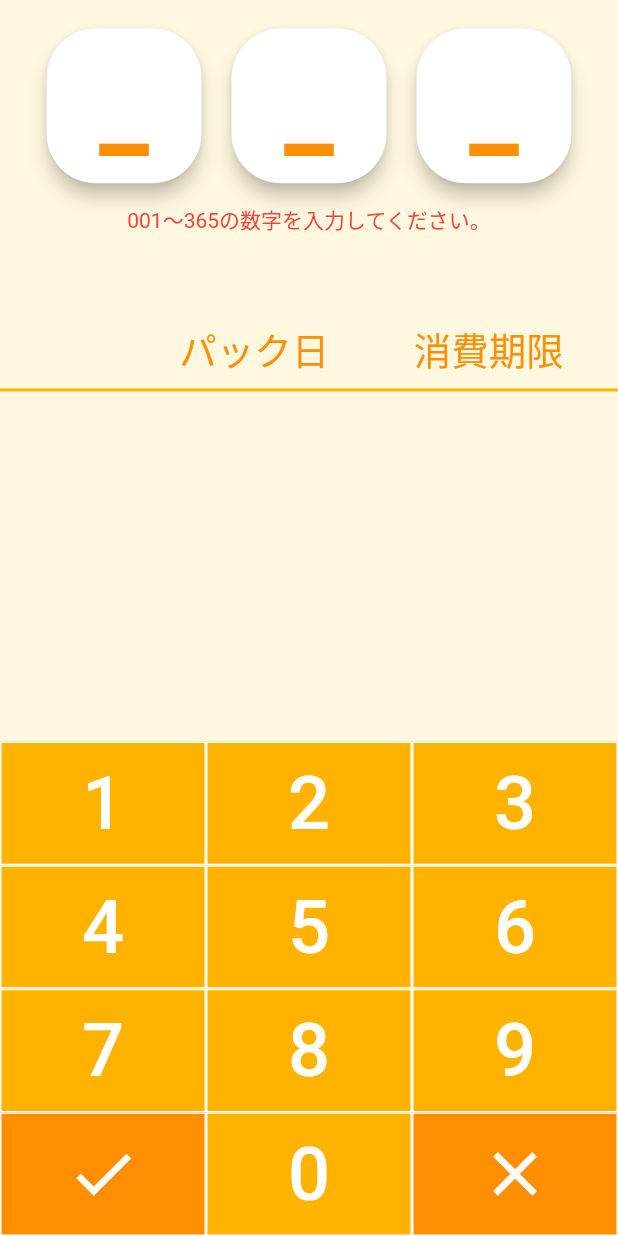
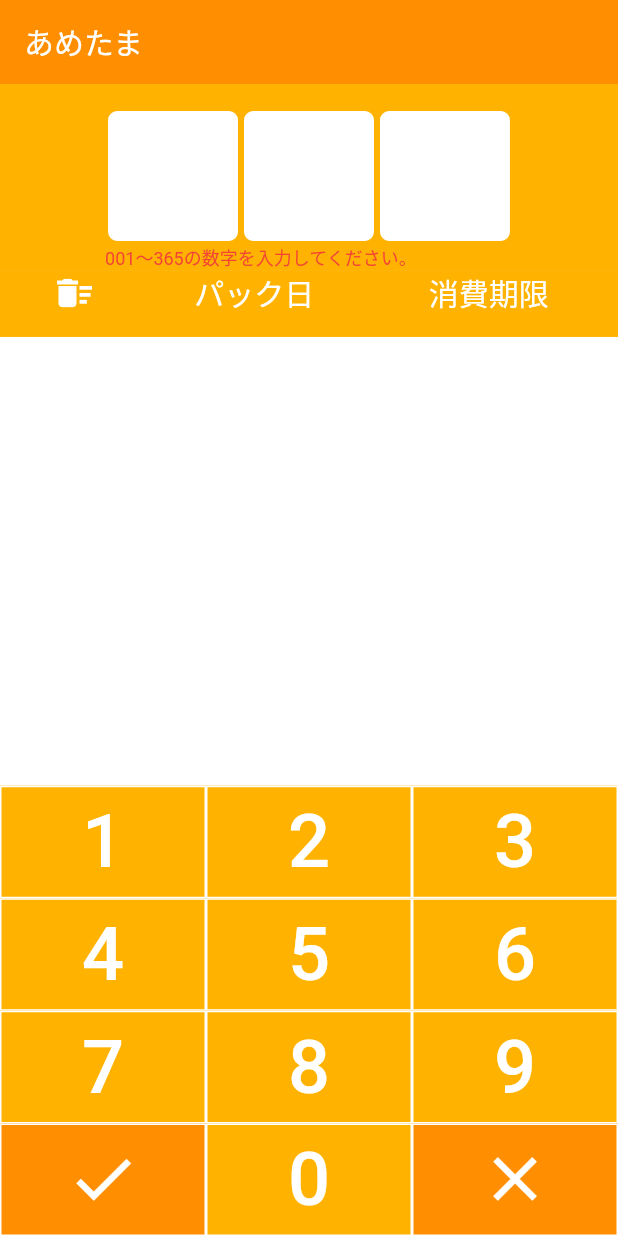
Before and after one commit to ushioda/ametama, a Flutter app: the screen it shows after launch, after a tap on the "check" icon, on a phone screen of 412 x 824 dp. Run offline on Flutter 3.47's test engine with Material 2 defaults, Android fonts, the phone set to English and light mode, and no system bars; Roboto replaces fonts that are missing (KosugiMaru).

Commit message:
basic product finished

```diff
--- a/lib/components/date_card.dart
+++ b/lib/components/date_card.dart
@@ -33,7 +33,7 @@ class DateCard extends StatelessWidget {
             child: Icon(
               Icons.calendar_today,
               color: kDarkYellow,
-              size: 35,
+              size: kFontSize1,
             ),
           ),
           Expanded(
--- a/lib/components/digit_box.dart
+++ b/lib/components/digit_box.dart
@@ -11,23 +11,20 @@ class DigitBox extends StatelessWidget {
     final screenWidth = MediaQuery.of(context).size.width;
 
     return Container(
-      height: screenWidth * 0.27,
-      width: screenWidth * 0.27,
-      child: Card(
+      height: screenWidth * kDigitBoxSizeRatio,
+      width: screenWidth * kDigitBoxSizeRatio,
+      decoration: BoxDecoration(
           color: Colors.white,
-        elevation: 5.0,
-        shape: RoundedRectangleBorder(
-          borderRadius: BorderRadius.circular(screenWidth * 0.08),
-        ),
+          borderRadius: BorderRadius.all(Radius.circular(8)),
+          border: Border.all(color: kLightYellow, width: 2.0)),
       child: Center(
         child: Text(
           '$digitString',
           textAlign: TextAlign.center,
           style: TextStyle(
             fontSize: screenWidth * 0.18,
-              fontWeight: FontWeight.bold,
+//            fontWeight: FontWeight.bold,
             color: kDarkYellow,
-            ),
           ),
         ),
       ),
--- a/lib/constants.dart
+++ b/lib/constants.dart
@@ -1,17 +1,21 @@
 import 'package:flutter/material.dart';
 
-const Color kNavy = Color(0xff1c306d);
 const Color kDarkYellow = Color(0xffFF8F00);
 const Color kLightYellow = Color(0xffFFB300);
-const Color kBackGround = Color(0xfffff8e1);
+const Color kBackGround = Colors.white;
 const Color kMyShadow = Color(0xffababab);
 
 const String kNotoSansJP = 'NotoSansJP';
 const String kKosugiMaru = 'KosugiMaru';
 
-const double kFontSize1 = 30.0;
-const double kFontSize2 = 25.0;
+const double kFontSize1 = 28.0;
+const double kFontSize2 = 24.0;
 const double kFontSize3 = 20.0;
+
+const double kResultDisplayHeaderFontSize = 20.0;
+const Color kResultDisplayHeaderTextColor = Colors.white;
+
+const double kDigitBoxSizeRatio = 0.22;
 
 const int kFlexRatio1 = 4;
 const int kFlexRatio2 = 15;
--- a/lib/models/date_data.dart
+++ b/lib/models/date_data.dart
@@ -4,7 +4,7 @@ import 'package:flutter/foundation.dart';
 
 class DateData extends ChangeNotifier {
   final GlobalKey<AnimatedListState> _listKey = GlobalKey<AnimatedListState>();
-  final Map<int, String> _digits = {0: '_', 1: '_', 2: '_'};
+  final Map<int, String> _digits = {0: '', 1: '', 2: ''};
   List<int> _julianList = [];
 
   int _focusDigit = 0;
@@ -40,7 +40,7 @@ class DateData extends ChangeNotifier {
   /// empty up julian display and reset error
   void resetDigits() {
     for (var i = 0; i < _digits.length; i++) {
-      _digits[i] = '_';
+      _digits[i] = '';
     }
     _focusDigit = 0;
     _dateError = false;
@@ -50,7 +50,7 @@ class DateData extends ChangeNotifier {
   /// empty up julian display without changing state of error
   void resetDigitsWithError() {
     for (var i = 0; i < _digits.length; i++) {
-      _digits[i] = '_';
+      _digits[i] = '';
     }
     _focusDigit = 0;
     notifyListeners();
@@ -60,7 +60,7 @@ class DateData extends ChangeNotifier {
   void updateDate() {
     /// check if there are any blank digits
     for (var i = 0; i < _digits.length; i++) {
-      if (_digits[i] == '_') {
+      if (_digits[i] == '') {
         _dateError = true;
       }
     }
@@ -87,4 +87,18 @@ class DateData extends ChangeNotifier {
     _julianDate = 0;
     notifyListeners();
   }
+
+  void removeJulian(int _selectedInt) {
+    _listKey.currentState.removeItem(_selectedInt, (_, __) => Container());
+    _julianList.removeAt(_selectedInt);
+    notifyListeners();
+  }
+
+  void removeAll() {
+    int listLength = _julianList.length;
+    for (int i = 0; i < listLength; i++) {
+      _listKey.currentState.removeItem(0, (_, __) => Container());
+      _julianList.removeAt(0);
+    }
+  }
 }
--- a/lib/modules/julian_display.dart
+++ b/lib/modules/julian_display.dart
@@ -9,28 +9,29 @@ class JulianDisplay extends StatelessWidget {
   Widget build(BuildContext context) {
     return Consumer<DateData>(
       builder: (context, dateData, child) => Container(
-        padding: EdgeInsets.only(top: 15, left: 15, right: 15),
+        color: kLightYellow,
+        padding: EdgeInsets.only(top: 16, left: 8, right: 8),
         child: Column(
           children: <Widget>[
             Row(
-              mainAxisAlignment: MainAxisAlignment.spaceEvenly,
+              mainAxisAlignment: MainAxisAlignment.center,
               children: <Widget>[
                 DigitBox(digitString: dateData.digits[0]),
                 DigitBox(digitString: dateData.digits[1]),
                 DigitBox(digitString: dateData.digits[2]),
               ],
             ),
-            SizedBox(
-              height: 10,
-            ),
-            Text(
+            Container(
+              width: MediaQuery.of(context).size.width * kDigitBoxSizeRatio * 3,
+              child: Text(
                 dateData.dateError
                     ? '001～${dateData.julianEnd}の数字を入力してください。'
                     : '',
                 style: TextStyle(
-                fontSize: 14,
+                  fontSize: 12,
                   fontFamily: kKosugiMaru,
                   color: Colors.red,
+                ),
               ),
             )
           ],
--- a/lib/modules/result_display.dart
+++ b/lib/modules/result_display.dart
@@ -11,16 +11,31 @@ class ResultDisplay extends StatelessWidget {
       children: <Widget>[
         Container(
           decoration: BoxDecoration(
+              color: kLightYellow,
               border: Border(
                   bottom: BorderSide(
                 color: kLightYellow,
                 width: 2.0,
               ))),
-          padding: const EdgeInsets.all(8.0),
+          padding: EdgeInsets.only(bottom: 12, left: 8, right: 8),
           child: Row(
             mainAxisAlignment: MainAxisAlignment.spaceEvenly,
             children: <Widget>[
-              Expanded(flex: kFlexRatio1, child: Container()),
+              Expanded(
+                flex: kFlexRatio1,
+                child: Container(
+                  child: GestureDetector(
+                      child: Icon(
+                        Icons.delete_sweep,
+                        color: kResultDisplayHeaderTextColor,
+                        size: kFontSize1,
+                      ),
+                      onTap: () {
+                        Provider.of<DateData>(context, listen: false)
+                            .removeAll();
+                      }),
+                ),
+              ),
               Expanded(
                 flex: kFlexRatio2,
                 child: Row(
@@ -31,9 +46,9 @@ class ResultDisplay extends StatelessWidget {
                         child: Text(
                           'パック日',
                           style: TextStyle(
-                            fontSize: kFontSize2,
+                            fontSize: kResultDisplayHeaderFontSize,
                             fontFamily: kKosugiMaru,
-                            color: kDarkYellow,
+                            color: kResultDisplayHeaderTextColor,
                           ),
                         ),
                       ),
@@ -43,9 +58,9 @@ class ResultDisplay extends StatelessWidget {
                         child: Text(
                           '消費期限',
                           style: TextStyle(
-                            fontSize: kFontSize2,
+                            fontSize: kResultDisplayHeaderFontSize,
                             fontFamily: kKosugiMaru,
-                            color: kDarkYellow,
+                            color: kResultDisplayHeaderTextColor,
                           ),
                         ),
                       ),
@@ -72,6 +87,7 @@ class _AnimatedDateListState extends State<AnimatedDateList> {
   Widget build(BuildContext context) {
     return Consumer<DateData>(
       builder: (context, dateData, child) {
+        /// expanded widget necessary so the extended list fits in the space
         return Expanded(
           child: AnimatedList(
               initialItemCount: dateData.julianList.length,
@@ -79,11 +95,29 @@ class _AnimatedDateListState extends State<AnimatedDateList> {
               shrinkWrap: true,
               key: dateData.listKey,
               itemBuilder: (context, index, animation) {
-                return SizeTransition(
+                /// function to slide and delete card
+                return Dismissible(
+                  key: Key('${dateData.julianList[index]}'),
+                  background: Container(
+                    color: Colors.redAccent,
+                    child: Icon(
+                      Icons.delete,
+                      color: Colors.white,
+                      size: kFontSize1,
+                    ),
+                  ),
+                  onDismissed: (direction) {
+                    dateData.removeJulian(index);
+                  },
+
+                  /// card appears like it slides down
+                  child: SizeTransition(
                     sizeFactor: animation,
                     child: DateCard(
                       julianDate: dateData.julianList[index],
-                    daysFromPackToExpiration: dateData.daysFromPackToExpiration,
+                      daysFromPackToExpiration:
+                          dateData.daysFromPackToExpiration,
+                    ),
                   ),
                 );
               }),
--- a/lib/screens/top_screen.dart
+++ b/lib/screens/top_screen.dart
@@ -9,19 +9,24 @@ class TopScreen extends StatelessWidget {
   Widget build(BuildContext context) {
     return Scaffold(
       backgroundColor: kBackGround,
+      appBar: AppBar(
+        elevation: 0,
+        backgroundColor: kDarkYellow,
+        title: Text(
+          'あめたま',
+          style: TextStyle(fontFamily: kKosugiMaru),
+        ),
+      ),
       body: SafeArea(
         child: Column(
           children: <Widget>[
+            JulianDisplay(),
             Expanded(
-              flex: 5,
-              child: JulianDisplay(),
+              flex: 8,
+              child: ResultDisplay(),
             ),
             Expanded(
               flex: 7,
-              child: ResultDisplay(),
-            ),
-            Expanded(
-              flex: 8,
               child: KeyPad(),
             ),
           ],
```
Lines whose indentation alone changed are shown as unchanged.
